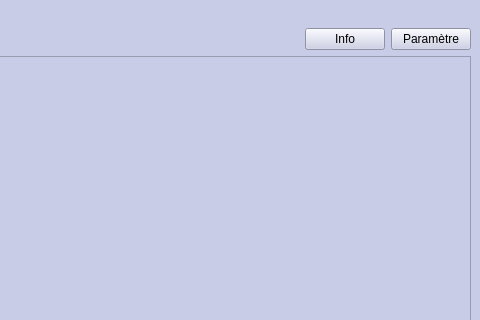
This is HM40_projet_fitts_RENAUD_CHAUSSON/mainwindow.ui in Nellou90/HM40Fitts as Qt 5 draws it before an edit; both pictures show x 569 to 1049 and y 0 to 320 of the 1049 by 600 pixel window. The edited form follows.
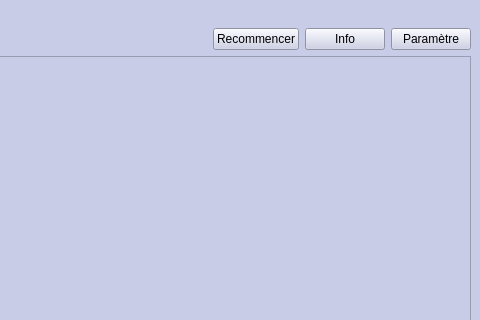
This is the edited form.

Diff of the .ui file:
```diff
--- a/HM40_projet_fitts_RENAUD_CHAUSSON/mainwindow.ui
+++ b/HM40_projet_fitts_RENAUD_CHAUSSON/mainwindow.ui
@@ -46,6 +46,13 @@
         </property>
        </widget>
       </item>
+      <item>
+       <widget class="QPushButton" name="pushButton">
+        <property name="text">
+         <string>Recommencer</string>
+        </property>
+       </widget>
+      </item>
       <item>
        <widget class="QPushButton" name="pushButtonInfo">
         <property name="sizePolicy">
```
